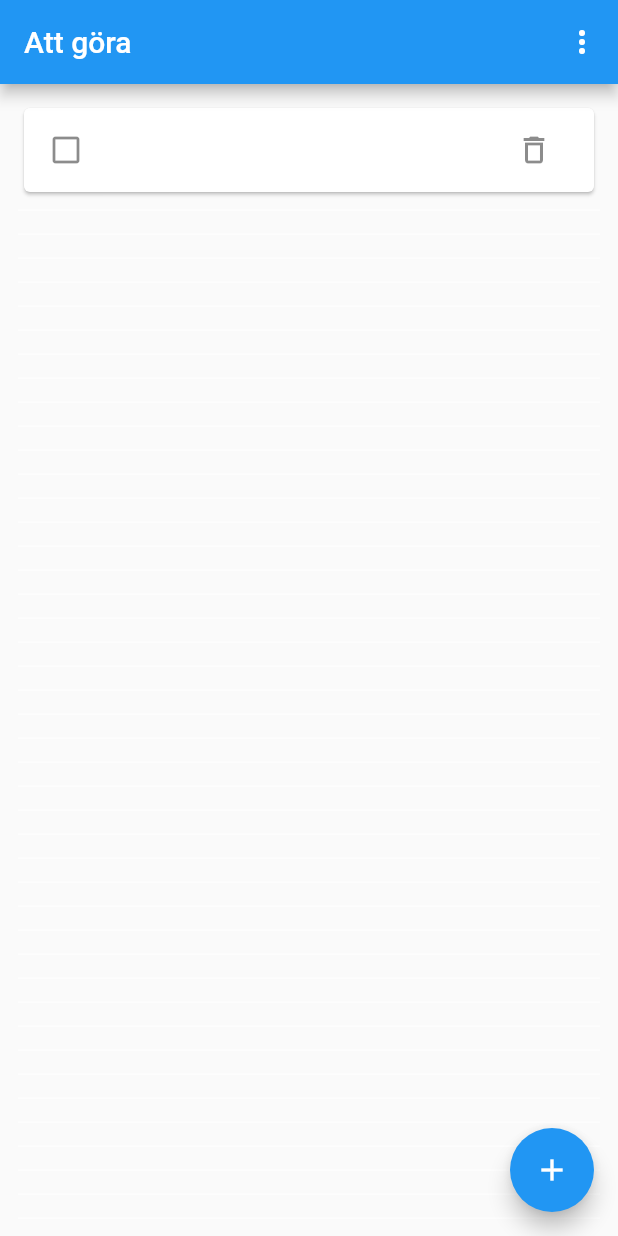
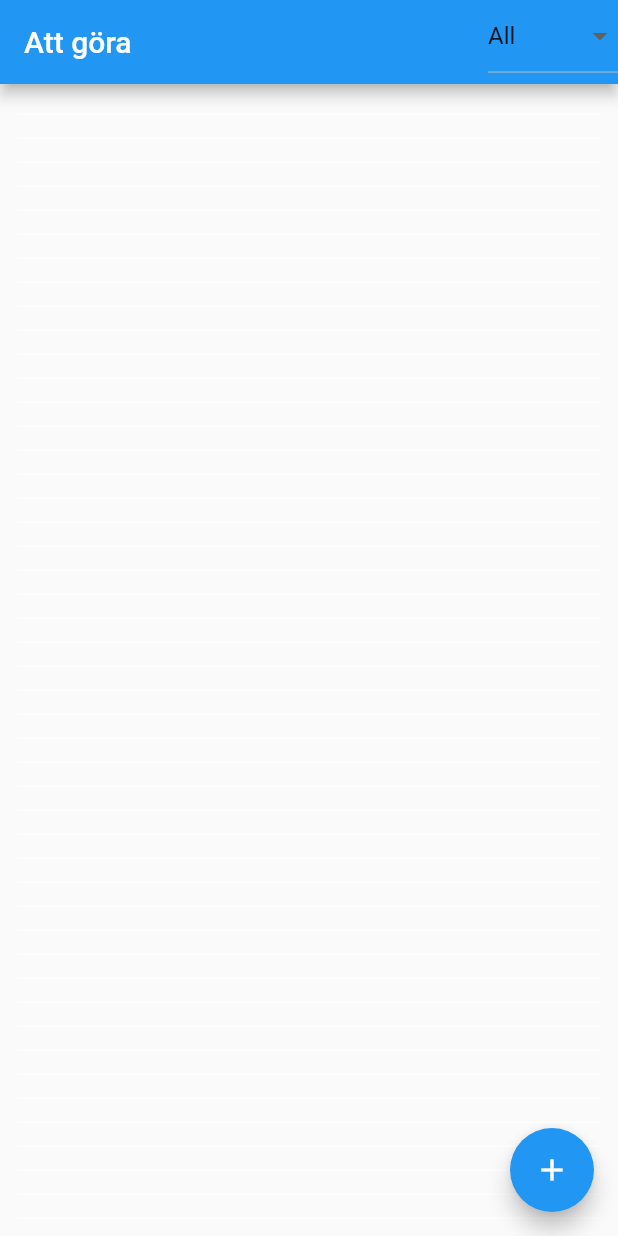
Before and after one commit to gu-tig169-ht21/gusfabth, a Flutter app: the screen it shows after launch, on a phone screen of 412 x 824 dp. Run offline on Flutter 3.47's test engine with Material 2 defaults, Android fonts, the phone set to English and light mode, and no system bars.

Commit message:
Update main.dart

```diff
--- a/lib/main.dart
+++ b/lib/main.dart
@@ -1,8 +1,10 @@
 import 'package:flutter/material.dart';
 
-final List<String> _input = <String>[""];
+final List<String> _input = <String>[];
 final _TextEdit = TextEditingController();
-final _klar = <String>[];
+final _ready = <String>[];
+final _filterchoice = <String>["All", "Done", "Undone"]; //filtermenyn
+String filterfunction = "All";
 
 void main() {
   runApp(const MaterialApp(
@@ -10,6 +12,8 @@ void main() {
     home: Home(),
   ));
 }
+
+//hemsidan
 
 class Home extends StatefulWidget {
   const Home({Key? key}) : super(key: key);
@@ -23,19 +27,26 @@ class _HomeState extends State<Home> {
     return Scaffold(
       appBar: AppBar(
         actions: [
-          IconButton(
-              icon: const Icon(Icons.more_vert),
-              tooltip: "Lägg till och ta bort",
-              onPressed: () {
-                Navigator.push(
-                  context,
-                  MaterialPageRoute(builder: (context) => const AddToDoPage()),
-                );
-              })
+          DropdownButton<String>(
+            hint: const Text("Filtrering"),
+            dropdownColor: Colors.white,
+            items: _filterchoice.map((String dropDownStringItem) {
+              return DropdownMenuItem<String>(
+                value: dropDownStringItem,
+                child: Text(dropDownStringItem),
+              );
+            }).toList(),
+            onChanged: (String? newValueSelected) {
+              setState(() {
+                filterfunction = newValueSelected!;
+              });
+            },
+            value: filterfunction,
+          ),
         ],
         title: const Text("Att göra"),
       ),
-      body: listBuilder(),
+      body: filtrering(filterfunction),
       floatingActionButton: FloatingActionButton(
         child: Icon(Icons.add),
         onPressed: () {
@@ -48,12 +59,14 @@ class _HomeState extends State<Home> {
     );
   }
 
-  Widget listBuilder() {
+//listskaparen för förstasidan
+
+  Widget listBuilder(List<String> input) {
     return ListView.builder(
         padding: const EdgeInsets.all(12),
         itemBuilder: (BuildContext _context, int n) {
-          if (n < _input.length) {
-            return _toDoItem(_input[n]);
+          if (n < input.length) {
+            return _toDoItem(input[n]);
           } else {
             return const Divider(
               color: Colors.white,
@@ -62,8 +75,10 @@ class _HomeState extends State<Home> {
         });
   }
 
+// checka av knapp, ta bort knapp,
+
   Widget _toDoItem(String text) {
-    final _fardig = _klar.contains(text);
+    final _fardig = _ready.contains(text);
 
     _input.contains(text) ? null : _input.add(text);
     return Card(
@@ -80,7 +95,7 @@ class _HomeState extends State<Home> {
       ),
       onTap: () {
         setState(() {
-          _fardig ? _klar.remove(text) : _klar.add(text);
+          _fardig ? _ready.remove(text) : _ready.add(text);
         });
       },
       trailing: IconButton(
@@ -92,7 +107,41 @@ class _HomeState extends State<Home> {
           }),
     ));
   }
+
+// filreringsfunktionen
+
+  Widget filtrering(String a) {
+    List<String> undone = <String>[];
+    switch (a) {
+      case "All":
+        {
+          return listBuilder(_input);
+        }
+
+      case "Done":
+        {
+          return listBuilder(_ready);
+        }
+
+      case "Undone":
+        {
+          for (int i = 0; i < _input.length; i++) {
+            if (!_ready.contains(_input[i])) {
+              undone.add(_input[i]);
+            }
+          }
+          return listBuilder(undone);
+        }
+
+      default:
+        {
+          return listBuilder(_input);
+        }
+    }
+  }
 }
+
+//andra sidan
 
 class AddToDoPage extends StatefulWidget {
   const AddToDoPage({Key? key}) : super(key: key);
```
